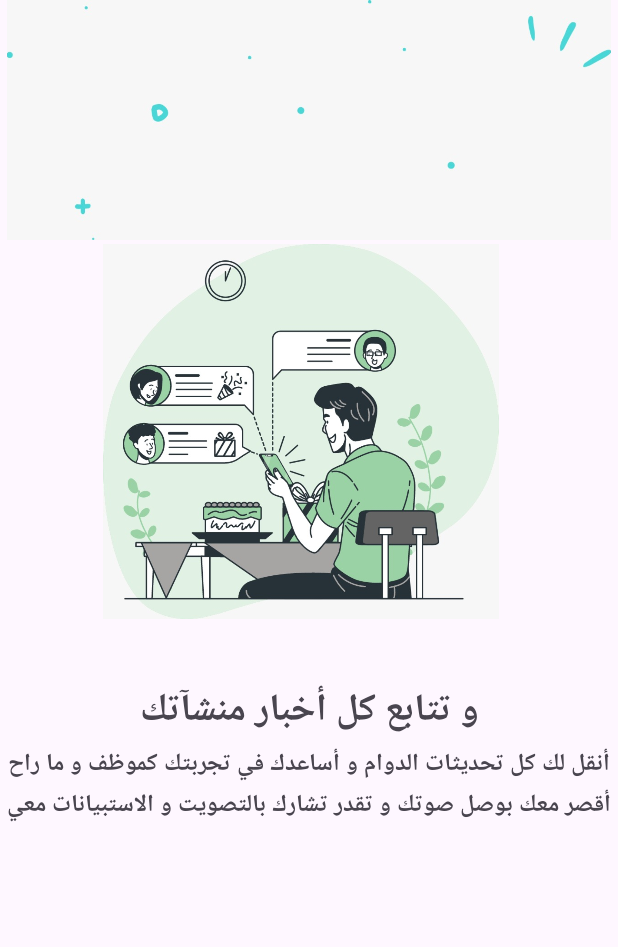
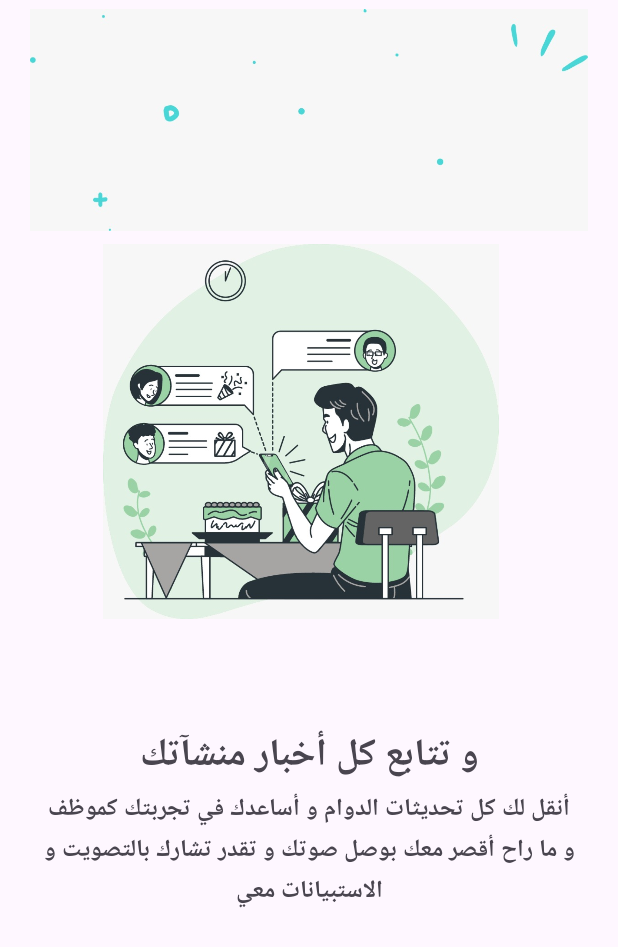
Before and after one commit to salmaehab26/OnBoarding, an Android app: the fragment Fragment3 shown on its own in the app's theme, on a phone screen of 412 x 824 dp. Shown: the top 947 px of the screen. Run offline under Robolectric (Android 15) with nearby library versions, the phone set to English and light mode, and no system bars.

Commit message:
Edit margin

```diff
--- a/app/src/main/res/layout/fragment_first.xml
+++ b/app/src/main/res/layout/fragment_first.xml
@@ -13,8 +13,8 @@
         android:id="@+id/imageView4"
         android:layout_width="match_parent"
         android:layout_height="400dp"
-        android:layout_marginHorizontal="10dp"
-        android:layout_marginTop="4dp"
+        android:layout_marginHorizontal="20dp"
+        android:layout_marginTop="100dp"
         android:src="@drawable/clouds"
         app:layout_constraintStart_toStartOf="parent"
         app:layout_constraintTop_toTopOf="parent" />
@@ -23,7 +23,7 @@
     <androidx.constraintlayout.widget.ConstraintLayout
         android:layout_width="match_parent"
         android:layout_height="wrap_content"
-        android:layout_marginBottom="312dp"
+        android:layout_marginBottom="250dp"
         app:layout_constraintBottom_toBottomOf="parent"
         app:layout_constraintStart_toStartOf="parent">
 
--- a/app/src/main/res/layout/fragment_second.xml
+++ b/app/src/main/res/layout/fragment_second.xml
@@ -9,8 +9,9 @@
     tools:context=".presentaion.Fragments.Fragment2">
 
     <ImageView
-        android:layout_width="0dp"
+        android:layout_width="match_parent"
         android:layout_height="160dp"
+        android:layout_marginHorizontal="20dp"
         android:src="@drawable/background"
         app:layout_constraintEnd_toEndOf="parent"
         app:layout_constraintStart_toStartOf="parent"
@@ -29,7 +30,7 @@
         app:layout_constraintVertical_bias="0.283" />
 
     <TextView
-        android:layout_marginTop="40dp"
+        android:layout_marginTop="70dp"
         android:id="@+id/tv_title"
         android:layout_width="wrap_content"
         android:layout_height="wrap_content"
--- a/app/src/main/res/layout/fragment_third.xml
+++ b/app/src/main/res/layout/fragment_third.xml
@@ -5,12 +5,15 @@
     android:layout_width="match_parent"
     android:layout_height="match_parent"
     android:fitsSystemWindows="true"
+
     android:backgroundTint="@color/fragmentBackground"
     tools:context=".presentaion.Fragments.Fragment2">
 
     <ImageView
-        android:layout_width="0dp"
+        android:layout_width="match_parent"
         android:layout_height="160dp"
+        android:layout_marginHorizontal="20dp"
+
         android:src="@drawable/background"
         app:layout_constraintStart_toStartOf="parent"
         app:layout_constraintTop_toTopOf="parent" />
@@ -28,7 +31,7 @@
         app:layout_constraintVertical_bias="0.283" />
 
     <TextView
-        android:layout_marginTop="40dp"
+        android:layout_marginTop="70dp"
         android:id="@+id/tv_title"
         android:layout_width="wrap_content"
         android:layout_height="wrap_content"
@@ -40,7 +43,8 @@
         app:layout_constraintTop_toBottomOf="@id/imageFrag3" />
 
     <TextView
-        android:layout_width="wrap_content"
+        android:layout_marginHorizontal="25dp"
+        android:layout_width="0dp"
         android:layout_height="wrap_content"
         android:text="أنقل لك كل تحديثات الدوام و أساعدك في تجربتك كموظف و ما راح أقصر معك بوصل صوتك و تقدر تشارك بالتصويت و الاستبيانات معي"
         android:textSize="16dp"
```
Also changed, not shown: app/src/main/res/layout/activity_main.xml (+6 -5 lines), app/src/main/res/layout/fragment_fourth.xml (+6 -4 lines).
